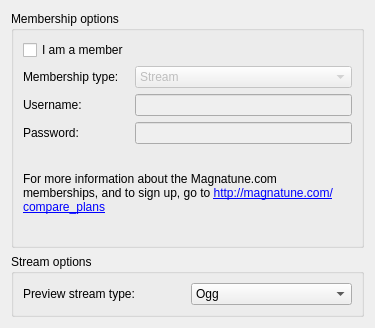
This is src/browsers/servicebrowser/magnatunestore/MagnatuneConfigWidget.ui in KDE/amarok as Qt 5 draws it before an edit. The edited form follows.
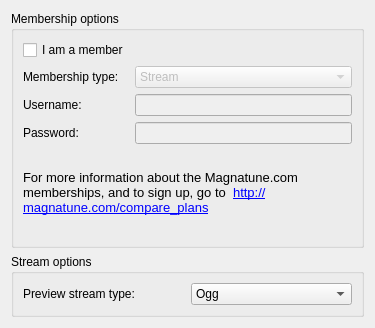
This is the edited form.

Commit message: Add referal id to the Magnatune signup link in the magnatune settings. This will allow us to recieve a 10% commision on the first payment from new members who signs up using this link. The system is not ready on the Magnatune site just yet though, so in reality it does not do much good yet, but it should soon. Also, post string freeze, we should add some text about this.

```diff
--- a/src/browsers/servicebrowser/magnatunestore/MagnatuneConfigWidget.ui
+++ b/src/browsers/servicebrowser/magnatunestore/MagnatuneConfigWidget.ui
@@ -91,7 +91,11 @@
       <item row="4" column="0" colspan="2" >
        <widget class="QLabel" name="label_4" >
         <property name="text" >
-         <string>For more information about the Magnatune.com memberships, and to sign up, go to &lt;a href="http://magnatune.com/compare_plans">http://magnatune.com/compare_plans&lt;/a> </string>
+         <string>&lt;!DOCTYPE HTML PUBLIC "-//W3C//DTD HTML 4.0//EN" "http://www.w3.org/TR/REC-html40/strict.dtd">
+&lt;html>&lt;head>&lt;meta name="qrichtext" content="1" />&lt;style type="text/css">
+p, li { white-space: pre-wrap; }
+&lt;/style>&lt;/head>&lt;body style=" font-family:'Sans Serif'; font-size:10pt; font-weight:400; font-style:normal;">
+&lt;p style=" margin-top:0px; margin-bottom:0px; margin-left:0px; margin-right:0px; -qt-block-indent:0; text-indent:0px;">For more information about the Magnatune.com memberships, and to sign up, go to  &lt;a href="http://magnatune.com/compare_plans?referal_id=amarok">&lt;span style=" text-decoration: underline; color:#0000ff;">http://magnatune.com/compare_plans&lt;/span>&lt;/a>&lt;/p>&lt;/body>&lt;/html></string>
         </property>
         <property name="textFormat" >
          <enum>Qt::AutoText</enum>
```
